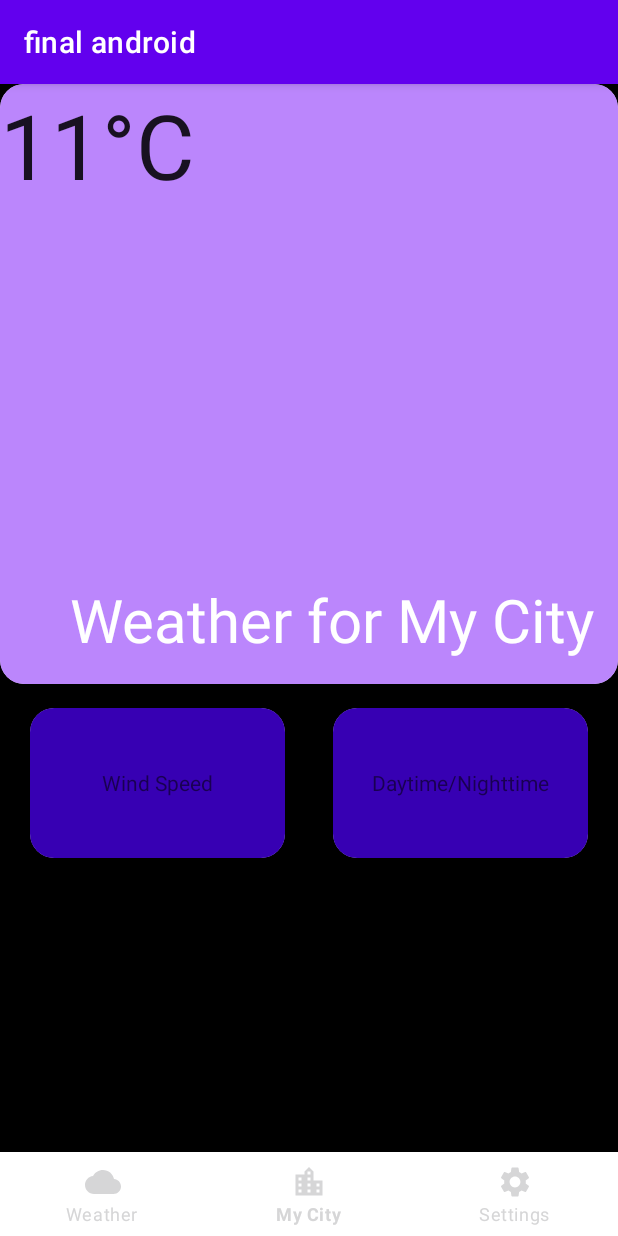
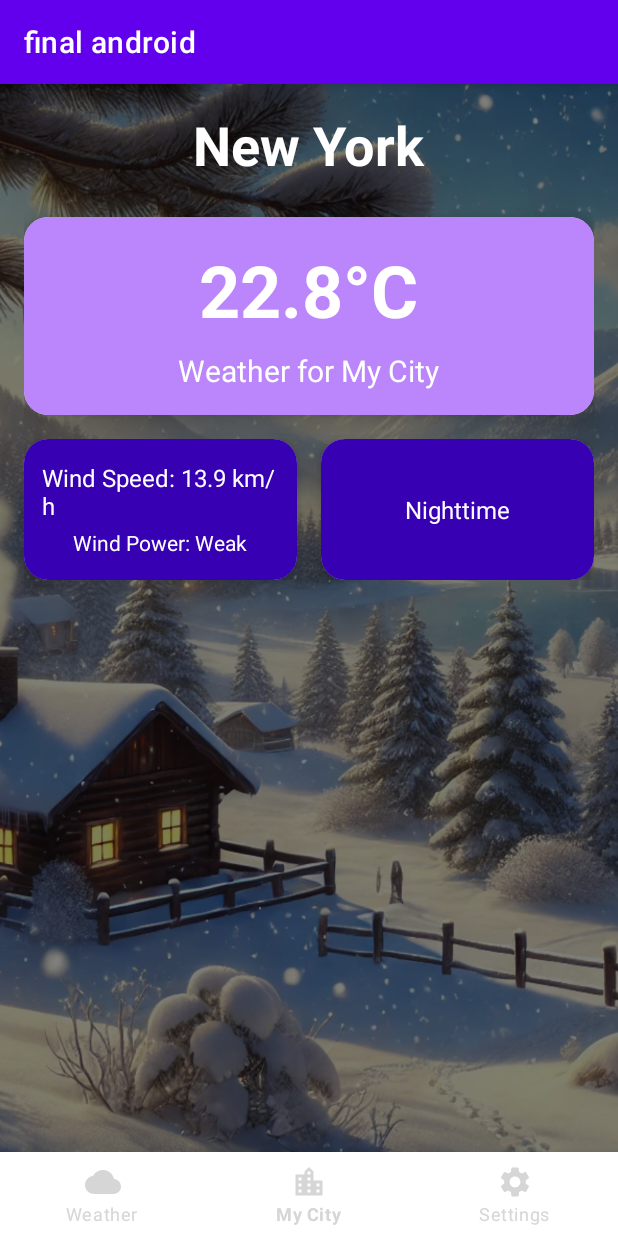
Before and after one commit to serik2k/final_android, an Android app built with Jetpack Compose: the MyCityFragment screen opened through its navigation route, on a phone screen of 412 x 824 dp. Run offline under Robolectric (Android 15) with nearby library versions, the phone set to English and light mode, and no system bars; our stand-ins replace Room's generated code, navigation-ui.

Commit message:
all functionalities and UI is set

```diff
--- a/app/src/main/java/com/example/finalandroid/ui/mycity/MyCityFragment.kt
+++ b/app/src/main/java/com/example/finalandroid/ui/mycity/MyCityFragment.kt
@@ -4,6 +4,7 @@ import android.os.Bundle
 import android.view.LayoutInflater
 import android.view.View
 import android.view.ViewGroup
+import android.widget.ImageView
 import android.widget.TextView
 import androidx.fragment.app.Fragment
 import com.example.finalandroid.R
@@ -22,19 +23,24 @@ class MyCityFragment : Fragment() {
     ): View {
         val view = inflater.inflate(R.layout.fragment_my_city, container, false)
 
-        val temperature = view.findViewById<TextView>(R.id.temperature)
-        val windSpeed = view.findViewById<TextView>(R.id.windSpeed)
-        val isDay = view.findViewById<TextView>(R.id.isDay)
+        val temperatureTextView = view.findViewById<TextView>(R.id.temperature)
+        val windSpeedTextView = view.findViewById<TextView>(R.id.windSpeed)
+        val windPowerTextView = view.findViewById<TextView>(R.id.windPower)
+        val isDayTextView = view.findViewById<TextView>(R.id.isDay)
+        val backgroundImage = view.findViewById<ImageView>(R.id.backgroundImage)
+        val cityNameTextView = view.findViewById<TextView>(R.id.cityNameTextView)
 
         val selectedCityName = PreferencesHelper.getSelectedCity(requireContext())
         if (selectedCityName == null) {
-            temperature.text = "Please select a city in settings."
+            temperatureTextView.text = "Please select a city in settings."
             return view
         }
 
+        cityNameTextView.text = selectedCityName
+
         val selectedCity = Cities.getCities().find { it.name == selectedCityName }
         if (selectedCity == null) {
-            temperature.text = "City not found."
+            temperatureTextView.text = "City not found."
             return view
         }
 
@@ -45,10 +51,28 @@ class MyCityFragment : Fragment() {
         // Fetch weather for the selected city
         viewModel.fetchWeather(selectedCity.latitude.toString(), selectedCity.longitude.toString())
             .observe(viewLifecycleOwner) { weather ->
-                temperature.text = "Temperature: ${weather.current.temperature}°C"
-                windSpeed.text = "Wind Speed: ${weather.current.windSpeed} km/h"
-                isDay.text = if (weather.current.isDay == 1) "Daytime" else "Nighttime"
+                val temp: Double = weather.current.temperature
+                temperatureTextView.text = "Temperature: $temp°C"
+                windSpeedTextView.text = "Wind Speed: ${weather.current.windSpeed} km/h"
+                isDayTextView.text = if (weather.current.isDay == 1) "Daytime" else "Nighttime"
+
+                // Update wind power
+                val windSpeed = weather.current.windSpeed
+                val windPower = when {
+                    windSpeed < 5 -> "Weak"
+                    (5 <= windSpeed && windSpeed <= 15) -> "Moderate"
+                    else -> "Strong"
+                }
+                windPowerTextView.text = "Wind Power: $windPower"
+
+                // Update the background image based on temperature
+                when {
+                    temp >= 15 -> backgroundImage.setImageResource(R.drawable.hot)
+                    (0 <= temp && temp <= 14) -> backgroundImage.setImageResource(R.drawable.warm)
+                    else -> backgroundImage.setImageResource(R.drawable.cold)
+                }
             }
+
 
         return view
     }
--- /dev/null
+++ b/app/src/main/res/drawable/spinner_background.xml
@@ -0,0 +1,8 @@
+<?xml version="1.0" encoding="utf-8"?>
+<shape xmlns:android="http://schemas.android.com/apk/res/android">
+    <solid android:color="#FFFFFF" /> <!-- Background color -->
+    <corners android:radius="8dp" /> <!-- Rounded corners -->
+    <stroke
+        android:width="1dp"
+        android:color="#CCCCCC" /> <!-- Border -->
+</shape>
--- a/app/src/main/res/layout/fragment_my_city.xml
+++ b/app/src/main/res/layout/fragment_my_city.xml
@@ -1,116 +1,155 @@
-<LinearLayout xmlns:android="http://schemas.android.com/apk/res/android"
+<RelativeLayout xmlns:android="http://schemas.android.com/apk/res/android"
     xmlns:app="http://schemas.android.com/apk/res-auto"
     android:layout_width="match_parent"
     android:layout_height="match_parent"
-    android:background="@color/black"
-    android:orientation="vertical">
+    android:background="@color/black">
 
-    <FrameLayout
+    <!-- Background Image -->
+    <ImageView
+        android:id="@+id/backgroundImage"
         android:layout_width="match_parent"
-        android:layout_height="400dp">
+        android:layout_height="match_parent"
+        android:scaleType="centerCrop"
+        android:src="@drawable/cold"
+        android:contentDescription="@string/background_image" />
 
+    <!-- Main Content -->
+    <LinearLayout
+        android:layout_width="match_parent"
+        android:layout_height="match_parent"
+        android:orientation="vertical"
+        android:padding="16dp"
+        android:background="@color/black_50">
+
+        <!-- Selected City Name -->
+        <TextView
+            android:id="@+id/cityNameTextView"
+            android:layout_width="wrap_content"
+            android:layout_height="wrap_content"
+            android:layout_gravity="center"
+            android:layout_marginBottom="8dp"
+            android:text="City Name"
+            android:textColor="@android:color/white"
+            android:textSize="36sp"
+            android:textStyle="bold" />
+
+        <!-- Temperature Card -->
         <androidx.cardview.widget.CardView
             android:layout_width="match_parent"
-            android:layout_height="400dp"
-            android:background="@color/black"
-            android:orientation="vertical"
-            app:cardCornerRadius="16dp">
+            android:layout_height="wrap_content"
+            android:layout_marginBottom="16dp"
+            android:layout_marginTop="16dp"
+            app:cardCornerRadius="16dp"
+            app:cardElevation="8dp">
 
-            <FrameLayout
+            <LinearLayout
                 android:layout_width="match_parent"
-                android:layout_height="match_parent"
-                android:background="@color/purple_200">
+                android:layout_height="wrap_content"
+                android:background="@color/purple_200"
+                android:padding="16dp"
+                android:orientation="vertical">
 
                 <TextView
+                    android:id="@+id/temperature"
                     android:layout_width="wrap_content"
                     android:layout_height="wrap_content"
-                    android:id="@+id/temperature"
-                    android:text="11°C"
-                    android:textSize="60dp"
-                    style="@style/Widget.MaterialComponents.CircularProgressIndicator"/>
+                    android:layout_gravity="center"
+                    android:text="22.8°C"
+                    android:textColor="@android:color/white"
+                    android:textSize="48sp"
+                    android:textStyle="bold" />
 
                 <TextView
                     android:id="@+id/myCityTitle"
+                    android:layout_width="wrap_content"
+                    android:layout_height="wrap_content"
+                    android:layout_gravity="center"
+                    android:text="Weather for My City"
+                    android:textColor="@android:color/white"
+                    android:textSize="20sp"
+                    android:layout_marginTop="8dp" />
+            </LinearLayout>
+        </androidx.cardview.widget.CardView>
+
+        <!-- Additional Info Cards -->
+        <LinearLayout
+            android:layout_width="match_parent"
+            android:layout_height="wrap_content"
+            android:orientation="horizontal"
+            android:layout_marginBottom="16dp">
+
+            <!-- Wind Speed Card -->
+            <androidx.cardview.widget.CardView
+                android:layout_width="0dp"
+                android:layout_height="94dp"
+                android:layout_weight="1"
+                app:cardCornerRadius="16dp"
+                app:cardElevation="8dp"
+                android:layout_marginEnd="8dp">
+
+                <LinearLayout
                     android:layout_width="match_parent"
                     android:layout_height="match_parent"
-                    android:layout_marginEnd="16dp"
-                    android:layout_marginBottom="16dp"
-                    android:gravity="right|bottom"
-                    android:text="Weather for My City"
-                    android:textColor="@android:color/white"
-                    android:textSize="40sp" />
-            </FrameLayout>
+                    android:background="@color/purple_700"
+                    android:gravity="center"
+                    android:orientation="vertical"
+                    android:padding="12dp">
 
-        </androidx.cardview.widget.CardView>
-    </FrameLayout>
+                    <TextView
+                        android:id="@+id/windSpeed"
+                        android:layout_width="wrap_content"
+                        android:layout_height="wrap_content"
+                        android:text="Wind Speed: 13.9 km/h"
+                        android:textColor="@android:color/white"
+                        android:textSize="16sp" />
 
-<FrameLayout
-    android:layout_width="match_parent"
-    android:layout_height="120dp"
-    android:layout_marginTop="16dp">
+                    <TextView
+                        android:id="@+id/windPower"
+                        android:layout_width="wrap_content"
+                        android:layout_height="wrap_content"
+                        android:layout_marginTop="4dp"
+                        android:text="Wind Power: Weak"
+                        android:textColor="@android:color/white"
+                        android:textSize="14sp" />
+                </LinearLayout>
+            </androidx.cardview.widget.CardView>
 
+            <!-- Day/Night Card -->
+            <androidx.cardview.widget.CardView
+                android:layout_width="0dp"
+                android:layout_height="wrap_content"
+                android:layout_weight="1"
+                app:cardCornerRadius="16dp"
+                app:cardElevation="8dp"
+                android:layout_marginStart="8dp">
 
+                <LinearLayout
+                    android:layout_width="match_parent"
+                    android:layout_height="wrap_content"
+                    android:background="@color/purple_700"
+                    android:padding="16dp"
+                    android:orientation="vertical"
+                    android:gravity="center"
+                    android:minHeight="94dp"
+                    >
 
-    <androidx.cardview.widget.CardView
-        android:layout_width="170dp"
-        android:layout_marginLeft="20dp"
-        android:layout_height="100dp"
-        android:layout_weight="1"
-        android:background="@color/black"
-        android:orientation="vertical"
-        android:visibility="visible"
-        app:cardCornerRadius="16dp">
-    <FrameLayout
-        android:layout_width="match_parent"
-        android:layout_height="match_parent"
-        android:padding="10dp"
-        android:background="@color/purple_700">
+                    <TextView
+                        android:id="@+id/isDay"
+                        android:layout_width="wrap_content"
+                        android:layout_height="wrap_content"
+                        android:text="Nighttime"
+                        android:textColor="@android:color/white"
+                        android:textSize="16sp" />
+                </LinearLayout>
+            </androidx.cardview.widget.CardView>
+        </LinearLayout>
 
-        <TextView
-            android:id="@+id/windSpeed"
-            android:layout_width="wrap_content"
-            android:layout_height="wrap_content"
-            android:layout_gravity="center"
-            android:layout_margin="8dp"
-            android:text="Wind Speed" />
-    </FrameLayout>
-    </androidx.cardview.widget.CardView>
-    <androidx.cardview.widget.CardView
-        android:layout_width="170dp"
-        android:layout_height="100dp"
-        android:layout_weight="1"
-        android:layout_gravity="right"
-        android:layout_marginRight="20dp"
-        android:background="@color/black"
-        android:orientation="vertical"
-        android:visibility="visible"
-        app:cardCornerRadius="16dp">
-    <FrameLayout
-        android:layout_width="match_parent"
-        android:layout_height="match_parent"
-        android:background="@color/purple_700">
-
-        <TextView
-            android:id="@+id/isDay"
-            android:layout_width="wrap_content"
-            android:layout_height="wrap_content"
-            android:layout_margin="8dp"
-            android:layout_gravity="center"
-            android:text="Daytime/Nighttime" />
-
-    </FrameLayout>
-    </androidx.cardview.widget.CardView>
-</FrameLayout>
-    <LinearLayout
-        android:layout_width="wrap_content"
-        android:layout_height="wrap_content">
-
+        <!-- RecyclerView -->
         <androidx.recyclerview.widget.RecyclerView
             android:id="@+id/temperatureRecyclerView"
             android:layout_width="match_parent"
-            android:layout_height="131dp"
-            android:orientation="horizontal"
+            android:layout_height="wrap_content"
             android:padding="8dp"
-            app:layoutManager="androidx.recyclerview.widget.LinearLayoutManager" />
+            android:orientation="horizontal" />
     </LinearLayout>
-</LinearLayout>
+</RelativeLayout>
--- a/app/src/main/res/layout/fragment_settings.xml
+++ b/app/src/main/res/layout/fragment_settings.xml
@@ -1,41 +1,62 @@
-<LinearLayout android:layout_width="match_parent"
+<LinearLayout
+    xmlns:android="http://schemas.android.com/apk/res/android"
+    android:layout_width="match_parent"
     android:layout_height="match_parent"
     android:orientation="vertical"
-    xmlns:android="http://schemas.android.com/apk/res/android"
-    android:background="@color/black">
+    android:background="@color/black"
+    android:padding="16dp">
+
+    <!-- Header -->
     <FrameLayout
         android:layout_width="match_parent"
         android:layout_height="wrap_content"
-    android:background="@color/grey">
+        android:background="@color/grey"
+        android:layout_marginBottom="16dp"
+        android:elevation="4dp"
+        android:padding="12dp">
         <TextView
             android:layout_width="match_parent"
             android:layout_height="wrap_content"
             android:text="Settings"
             android:gravity="center"
             android:textColor="@color/white"
-        android:textSize="40sp" />
+            android:textSize="32sp"
+            android:textStyle="bold" />
     </FrameLayout>
+
+    <!-- Notification Switch -->
     <FrameLayout
         android:layout_width="match_parent"
         android:layout_height="wrap_content"
-        android:layout_marginTop="16dp"
-        android:background="@color/grey">
+        android:background="@color/grey"
+        android:layout_marginBottom="16dp"
+        android:elevation="4dp"
+        android:padding="12dp">
         <Switch
             android:id="@+id/switch0"
-        android:textColor="@color/white"
             android:layout_width="wrap_content"
             android:layout_height="wrap_content"
+            android:layout_gravity="start|center_vertical"
             android:text="Enable Notifications"
-        android:textSize="24dp"
-        android:layout_gravity="right"/>
+            android:textColor="@color/white"
+            android:textSize="18sp"
+            android:layout_marginEnd="16dp" />
+    </FrameLayout>
 
-    </FrameLayout>
+    <!-- City Selector Spinner -->
+    <FrameLayout
+        android:layout_width="match_parent"
+        android:layout_height="wrap_content"
+        android:background="@color/grey"
+        android:elevation="4dp"
+        android:padding="12dp">
         <Spinner
             android:id="@+id/citySpinner"
             android:layout_width="match_parent"
             android:layout_height="wrap_content"
-        android:layout_marginTop="16dp"
-        android:background="@color/grey"
+            android:layout_gravity="center_vertical"
+            android:background="@drawable/spinner_background"
+            android:padding="8dp"
             android:spinnerMode="dropdown" />
-
+    </FrameLayout>
 </LinearLayout>
--- a/app/src/main/res/values/colors.xml
+++ b/app/src/main/res/values/colors.xml
@@ -6,6 +6,7 @@
     <color name="teal_200">#FF03DAC5</color>
     <color name="teal_700">#FF018786</color>
     <color name="black">#FF000000</color>
+    <color name="black_50">#80000000</color> <!-- Black with 50% transparency -->
     <color name="white">#FFFFFFFF</color>
     <color name="grey">#646464</color>
 
--- a/app/src/main/res/values/strings.xml
+++ b/app/src/main/res/values/strings.xml
@@ -1,3 +1,4 @@
 <resources>
     <string name="app_name">final android</string>
+    <string name="background_image">Dynamic background image for temperature</string>
 </resources>
```
Also changed, not shown: app/src/main/res/drawable/cold.webp (added), app/src/main/res/drawable/hot.webp (added), app/src/main/res/drawable/warm.webp (added). Lines whose indentation alone changed are shown as unchanged.
